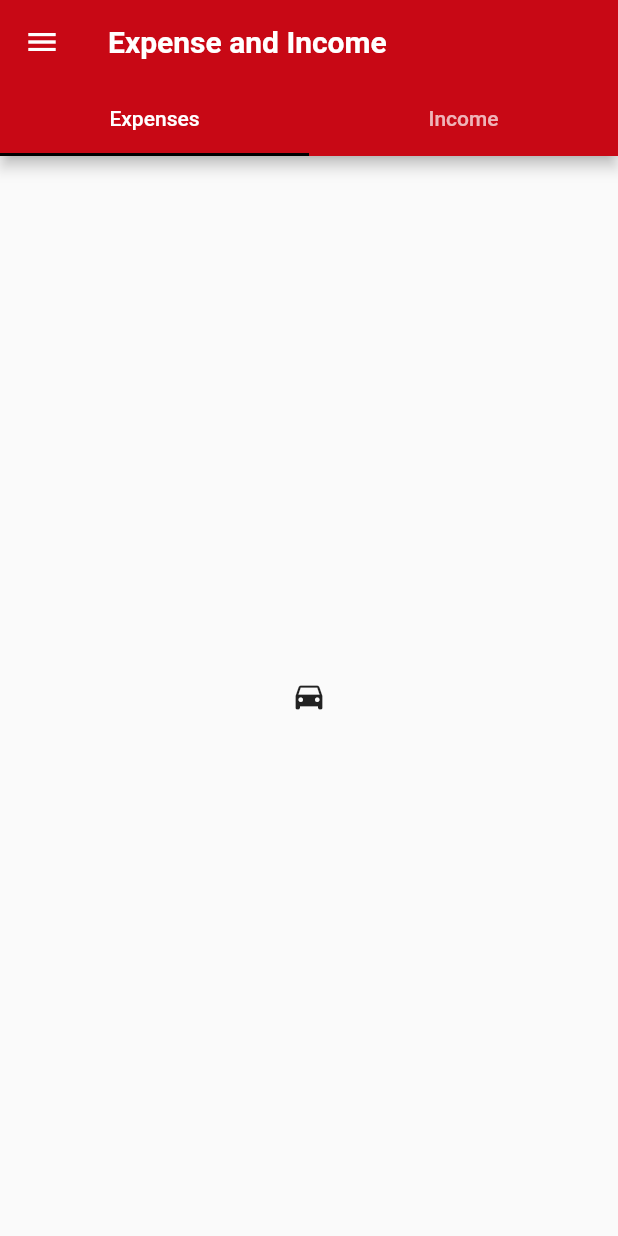
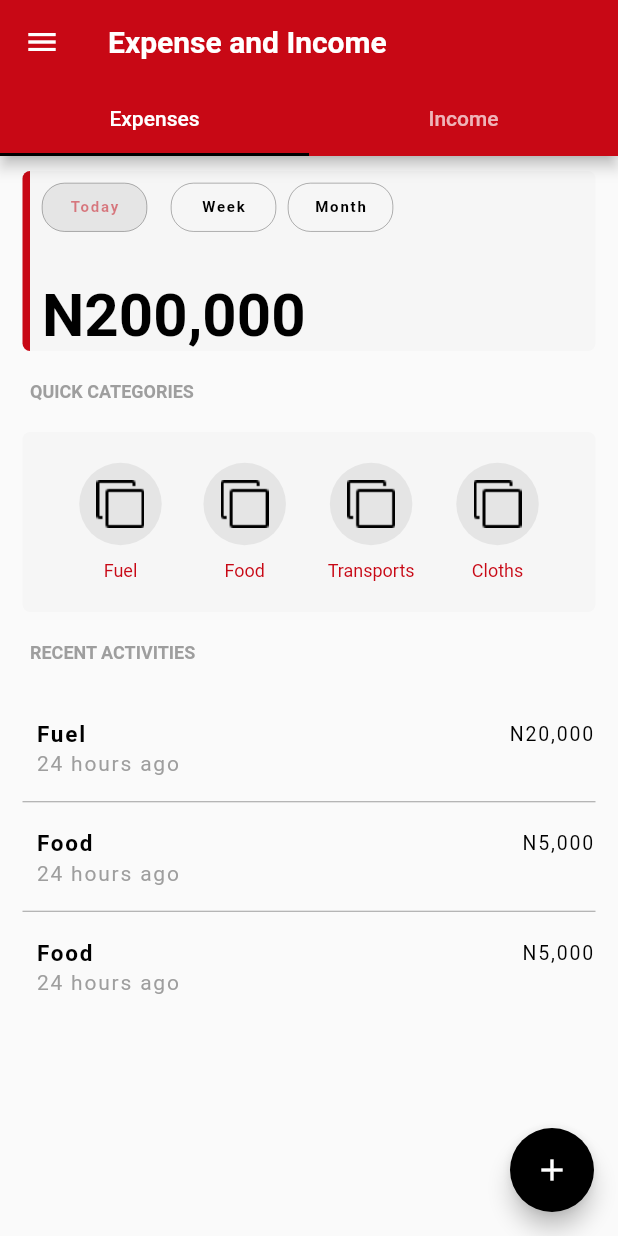
Before and after one commit to lovisgod/StockFare-Test, a Flutter app: the ExpenseIncome screen opened directly, on a phone screen of 412 x 824 dp. Run offline on Flutter 3.47's test engine with Material 2 defaults, Android fonts, the phone set to English and light mode, and no system bars.

Commit message:
feature:income and expenses pages' '

```diff
--- a/lib/data/activities.dart
+++ b/lib/data/activities.dart
@@ -32,3 +32,24 @@ final currentActivities = [
     image: 'assets/images/stack.png',
   )
 ];
+
+final recentActivities = [
+  RecentActivity(
+    time: '24 hours ago',
+    price: 'N20,000',
+    description: 'Fuel',
+    image: 'assets/images/stack.png',
+  ),
+  RecentActivity(
+    time: '24 hours ago',
+    price: 'N5,000',
+    description: 'Food',
+    image: 'assets/images/stack.png',
+  ),
+  RecentActivity(
+    time: '24 hours ago',
+    price: 'N5,000',
+    description: 'Food',
+    image: 'assets/images/stack.png',
+  ),
+];
--- a/lib/data/activity.dart
+++ b/lib/data/activity.dart
@@ -11,3 +11,17 @@ class Activity {
     this.who,
   });
 }
+
+class RecentActivity {
+  final String time;
+  final String description;
+  final String image;
+  final String price;
+
+  RecentActivity({
+    this.time,
+    this.description,
+    this.image,
+    this.price,
+  });
+}
--- a/lib/screens/expense_income_screen.dart
+++ b/lib/screens/expense_income_screen.dart
@@ -1,4 +1,6 @@
 import 'package:flutter/material.dart';
+import 'package:shop_app/screens/expenses.dart';
+import 'package:shop_app/screens/income.dart';
 import 'package:shop_app/widgets/drawer.dart';
 
 class ExpenseIncome extends StatefulWidget {
@@ -35,8 +37,8 @@ class _ExpenseIncomeState extends State<ExpenseIncome> {
         ),
         body: TabBarView(
           children: [
-            Icon(Icons.directions_car),
-            Icon(Icons.directions_transit),
+            Expenses(),
+            Income(),
           ],
         ),
       ),
--- /dev/null
+++ b/lib/screens/expenses.dart
@@ -0,0 +1,286 @@
+import 'package:flutter/cupertino.dart';
+import 'package:flutter/material.dart';
+import 'package:flutter/painting.dart';
+import 'package:shop_app/data/activity.dart';
+import 'package:shop_app/widgets/recent_activites.dart';
+
+class Expenses extends StatefulWidget {
+  @override
+  _ExpensesState createState() => _ExpensesState();
+}
+
+class _ExpensesState extends State<Expenses> {
+  Color todayColor = Color(0xffC80815).withOpacity(0.5);
+  Color weekColor = Colors.black;
+  Color monthColor = Colors.black;
+
+  Color todaybgColor = Color(0xffE5E5E5);
+  Color weekbgColor = Color(0xffF6F6F6);
+  Color monthngColor = Color(0xffF6F6F6);
+
+  @override
+  Widget build(BuildContext context) {
+    return Scaffold(
+      floatingActionButton: FloatingActionButton(
+        onPressed: () {},
+        child: Icon(Icons.add),
+        backgroundColor: Colors.black,
+      ),
+      body: ListView(
+        children: <Widget>[
+          Container(
+            height: 120.0,
+            width: MediaQuery.of(context).size.width,
+            margin: EdgeInsets.only(top: 10.0, right: 15.0, left: 15.0),
+            decoration: BoxDecoration(
+              borderRadius: BorderRadius.circular(5.0),
+              color: Color(0xffF6F6F6),
+            ),
+            child: Row(
+              children: <Widget>[
+                Container(
+                  decoration: BoxDecoration(
+                    color: Theme.of(context).primaryColor,
+                    borderRadius: BorderRadius.only(
+                      topLeft: Radius.circular(5.0),
+                      bottomLeft: Radius.circular(5.0),
+                    ),
+                  ),
+                  width: 5.0,
+                ),
+                Column(
+                  crossAxisAlignment: CrossAxisAlignment.start,
+                  mainAxisAlignment: MainAxisAlignment.spaceBetween,
+                  children: <Widget>[
+                    Row(
+                      children: <Widget>[
+                        Padding(
+                          padding: const EdgeInsets.all(8.0),
+                          child: GestureDetector(
+                            onTap: () {
+                              setState(() {
+                                todayColor = Theme.of(context)
+                                    .primaryColor
+                                    .withOpacity(0.5);
+                                monthColor = Colors.black;
+                                weekColor = Colors.black;
+                                todaybgColor = Color(0xffE5E5E5);
+                                monthngColor = Color(0xffF6F6F6);
+                                weekbgColor = Color(0xffF6F6F6);
+                              });
+                            },
+                            child: Container(
+                              width: 70.0,
+                              padding: EdgeInsets.all(10.0),
+                              decoration: BoxDecoration(
+                                  color: todaybgColor,
+                                  border: Border(
+                                      top: BorderSide(width: 0.2),
+                                      bottom: BorderSide(width: 0.2),
+                                      right: BorderSide(width: 0.2),
+                                      left: BorderSide(width: 0.2)),
+                                  borderRadius: BorderRadius.circular(15.0)),
+                              child: Center(
+                                child: Text(
+                                  'Today',
+                                  style: TextStyle(
+                                      fontSize: 10.0,
+                                      fontWeight: FontWeight.bold,
+                                      color: this.todayColor,
+                                      letterSpacing: 1.2),
+                                  textAlign: TextAlign.left,
+                                ),
+                              ),
+                            ),
+                          ),
+                        ),
+                        Padding(
+                          padding: const EdgeInsets.all(8.0),
+                          child: GestureDetector(
+                            onTap: () {
+                              setState(() {
+                                todayColor = Colors.black;
+                                monthColor = Colors.black;
+                                weekColor = Theme.of(context)
+                                    .primaryColor
+                                    .withOpacity(0.5);
+                                weekbgColor = Color(0xffE5E5E5);
+                                monthngColor = Color(0xffF6F6F6);
+                                todaybgColor = Color(0xffF6F6F6);
+                              });
+                            },
+                            child: Container(
+                              width: 70.0,
+                              padding: EdgeInsets.all(10.0),
+                              decoration: BoxDecoration(
+                                  color: weekbgColor,
+                                  border: Border(
+                                      top: BorderSide(width: 0.2),
+                                      bottom: BorderSide(width: 0.2),
+                                      right: BorderSide(width: 0.2),
+                                      left: BorderSide(width: 0.2)),
+                                  borderRadius: BorderRadius.circular(15.0)),
+                              child: Center(
+                                child: Text(
+                                  'Week',
+                                  style: TextStyle(
+                                      fontSize: 10.0,
+                                      fontWeight: FontWeight.bold,
+                                      color: this.weekColor,
+                                      letterSpacing: 1.2),
+                                  textAlign: TextAlign.left,
+                                ),
+                              ),
+                            ),
+                          ),
+                        ),
+                        GestureDetector(
+                          onTap: () {
+                            setState(() {
+                              todayColor = Colors.black;
+                              monthColor = Theme.of(context)
+                                  .primaryColor
+                                  .withOpacity(0.5);
+                              weekColor = Colors.black;
+                              monthngColor = Color(0xffE5E5E5);
+                              weekbgColor = Color(0xffF6F6F6);
+                              todaybgColor = Color(0xffF6F6F6);
+                            });
+                          },
+                          child: Container(
+                            width: 70.0,
+                            padding: EdgeInsets.all(10.0),
+                            decoration: BoxDecoration(
+                                color: monthngColor,
+                                border: Border(
+                                    top: BorderSide(width: 0.2),
+                                    bottom: BorderSide(width: 0.2),
+                                    right: BorderSide(width: 0.2),
+                                    left: BorderSide(width: 0.2)),
+                                borderRadius: BorderRadius.circular(15.0)),
+                            child: Center(
+                              child: Text(
+                                'Month',
+                                style: TextStyle(
+                                    fontSize: 10.0,
+                                    fontWeight: FontWeight.bold,
+                                    color: this.monthColor,
+                                    letterSpacing: 1.2),
+                                textAlign: TextAlign.left,
+                              ),
+                            ),
+                          ),
+                        ),
+                      ],
+                    ),
+                    Padding(
+                      padding: const EdgeInsets.symmetric(horizontal: 8.0),
+                      child: Text(
+                        'N200,000',
+                        style: TextStyle(
+                          color: Colors.black,
+                          fontWeight: FontWeight.bold,
+                          fontSize: 40.0,
+                        ),
+                      ),
+                    )
+                  ],
+                ),
+              ],
+            ),
+          ),
+          Padding(
+            padding: const EdgeInsets.all(20.0),
+            child: Text(
+              'QUICK CATEGORIES',
+              style: TextStyle(
+                color: Colors.grey,
+                fontSize: 12.0,
+                fontWeight: FontWeight.w600,
+              ),
+            ),
+          ),
+          Container(
+            height: 120.0,
+            width: MediaQuery.of(context).size.width,
+            padding: EdgeInsets.only(right: 10.0, left: 10.0),
+            margin: EdgeInsets.only(right: 15.0, left: 15.0),
+            decoration: BoxDecoration(
+              borderRadius: BorderRadius.circular(5.0),
+              color: Color(0xffF6F6F6),
+            ),
+            child: Column(
+              mainAxisAlignment: MainAxisAlignment.center,
+              children: <Widget>[
+                Row(
+                  crossAxisAlignment: CrossAxisAlignment.center,
+                  mainAxisAlignment: MainAxisAlignment.spaceEvenly,
+                  children: <Widget>[
+                    _createCategoryItem(
+                      'assets/images/copy.png',
+                      'Fuel',
+                      context,
+                    ),
+                    _createCategoryItem(
+                      'assets/images/copy.png',
+                      'Food',
+                      context,
+                    ),
+                    _createCategoryItem(
+                      'assets/images/copy.png',
+                      'Transports',
+                      context,
+                    ),
+                    _createCategoryItem(
+                      'assets/images/copy.png',
+                      'Cloths',
+                      context,
+                    ),
+                  ],
+                ),
+              ],
+            ),
+          ),
+          Padding(
+            padding: const EdgeInsets.all(20.0),
+            child: Text(
+              'RECENT ACTIVITIES',
+              style: TextStyle(
+                color: Colors.grey,
+                fontSize: 12.0,
+                fontWeight: FontWeight.w600,
+              ),
+            ),
+          ),
+          RecentActivities(),
+        ],
+      ),
+    );
+  }
+
+  _createCategoryItem(String imageUrl, String text, BuildContext context) {
+    return Column(
+      crossAxisAlignment: CrossAxisAlignment.center,
+      children: <Widget>[
+        Container(
+          width: 55.0,
+          child: Image(
+            image: AssetImage(imageUrl),
+            color: Colors.black,
+          ),
+          decoration: BoxDecoration(
+              borderRadius: BorderRadius.circular(30.0),
+              color: Color(0xffE5E5E5)),
+        ),
+        Padding(
+          padding: const EdgeInsets.only(top: 10.0),
+          child: Text(
+            text,
+            style: TextStyle(
+                fontSize: 12.0, color: Theme.of(context).primaryColor),
+          ),
+        )
+      ],
+    );
+  }
+}
--- a/lib/widgets/item_sold_week.dart
+++ b/lib/widgets/item_sold_week.dart
@@ -7,7 +7,7 @@ class ItemSoldWeek extends StatelessWidget {
   ItemSoldWeek(this.items);
   @override
   Widget build(BuildContext context) {
-    return Container(
+    return SizedBox(
       height: 150.0,
       child: ListView.builder(
           padding: EdgeInsets.only(left: 10.0),
--- /dev/null
+++ b/lib/widgets/recent_activites.dart
@@ -0,0 +1,75 @@
+import 'package:flutter/cupertino.dart';
+import 'package:flutter/material.dart';
+import 'package:shop_app/data/activities.dart';
+import 'package:shop_app/data/activity.dart';
+
+class RecentActivities extends StatelessWidget {
+  @override
+  Widget build(BuildContext context) {
+    return SizedBox(
+      height: 400.0,
+      child: ListView.separated(
+        itemBuilder: (BuildContext context, int index) {
+          RecentActivity activity = recentActivities[index];
+          return _buildRecentItem(activity, context);
+        },
+        separatorBuilder: (BuildContext context, int index) {
+          return Container(
+            margin: EdgeInsets.only(
+              left: 15.0,
+              right: 15.0,
+            ),
+            child: Divider(
+              height: 1.0,
+              color: Colors.grey,
+            ),
+          );
+        },
+        itemCount: recentActivities.length,
+      ),
+    );
+  }
+
+  _buildRecentItem(RecentActivity activity, BuildContext context) {
+    return ListTile(
+      title: Row(
+        mainAxisAlignment: MainAxisAlignment.spaceBetween,
+        children: <Widget>[
+          Padding(
+            padding: const EdgeInsets.only(left: 8.0),
+            child: Text(
+              activity.description,
+              style: TextStyle(
+                color: Colors.black,
+                fontWeight: FontWeight.w600,
+                fontSize: 15.0,
+                letterSpacing: 1.2,
+              ),
+            ),
+          ),
+          Text(
+            activity.price,
+            style: TextStyle(
+              color: Colors.black,
+              fontWeight: FontWeight.w400,
+              fontSize: 13.0,
+              letterSpacing: 1.2,
+            ),
+          )
+        ],
+      ),
+      subtitle: Padding(
+        padding: const EdgeInsets.only(left: 8.0),
+        child: Text(
+          activity.time,
+          style: TextStyle(
+            color: Colors.grey,
+            fontWeight: FontWeight.w400,
+            fontSize: 14.0,
+            letterSpacing: 1.2,
+          ),
+        ),
+      ),
+    );
+  }
+}
```
Also changed, not shown: lib/screens/income.dart (added, +286 -0 lines), assets/images/copy.png (added).
